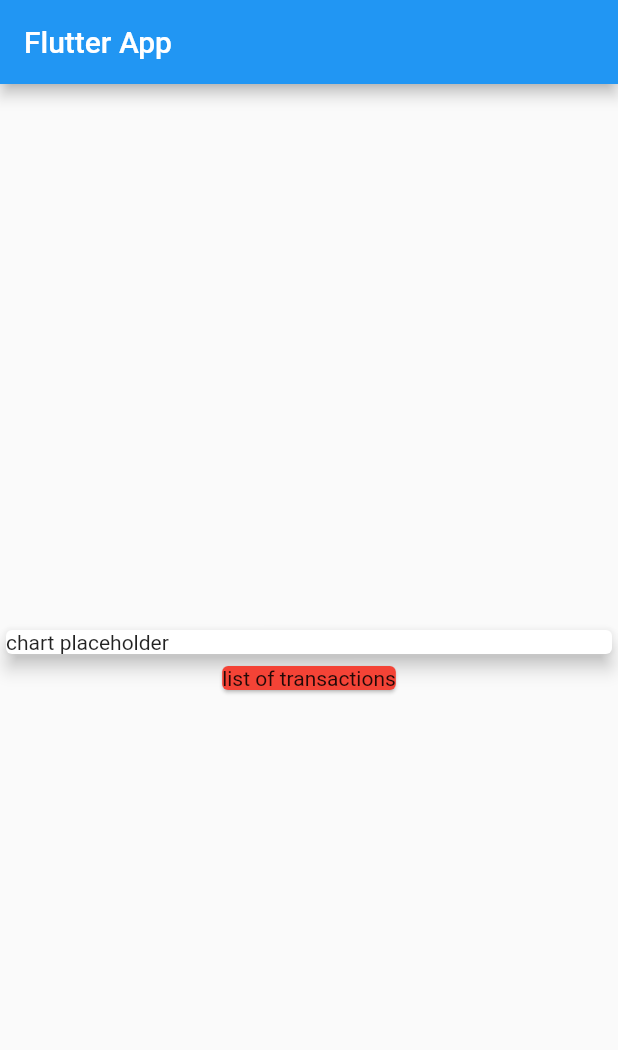
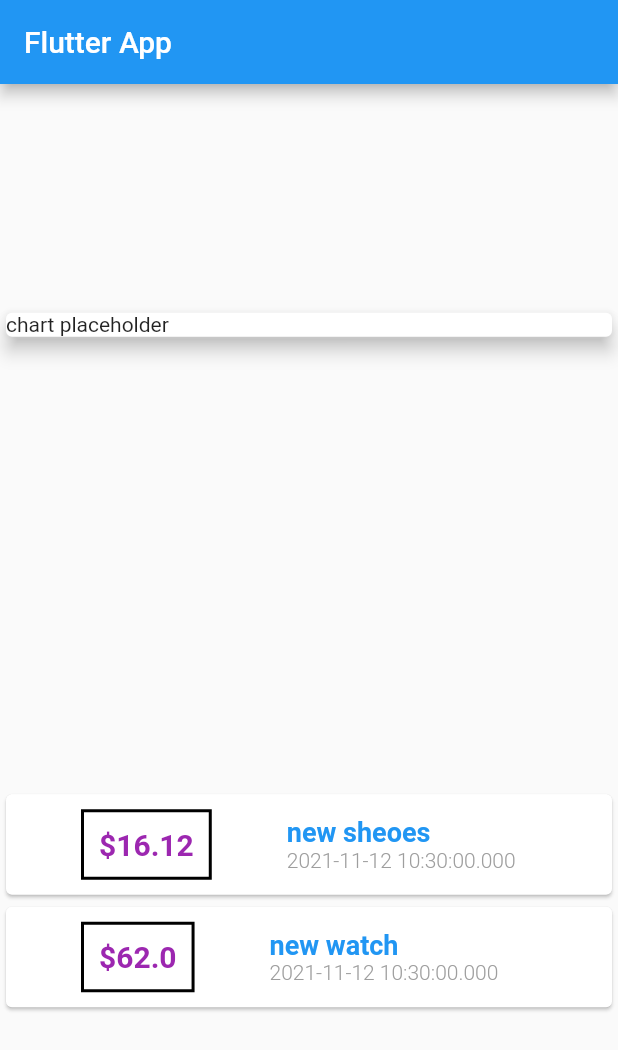
Before and after one commit to Nirol/flutter_budget_app, a Flutter app: the screen it shows after launch, on a phone screen of 412 x 824 dp. Shown: the top 1050 px of the screen. Run offline on Flutter 3.47's test engine with Material 2 defaults, Android fonts, the phone set to English and light mode, and no system bars.

Commit message:
add transaction obj and styling transactions

```diff
--- a/lib/main.dart
+++ b/lib/main.dart
@@ -1,4 +1,5 @@
 import 'package:flutter/material.dart';
+import './transaction.dart';
 
 void main() => runApp(MyApp());
 
@@ -13,6 +14,11 @@ class MyApp extends StatelessWidget {
 }
 
 class MyHomePage extends StatelessWidget {
+  final List<Transaction> transactions = [
+    Transaction(
+        id: 't1', title: 'new sheoes', amount: 16.12, date: DateTime.now()),
+    Transaction(id: 't2', title: 'new watch', amount: 62, date: DateTime.now()),
+  ];
   @override
   Widget build(BuildContext context) {
     return Scaffold(
@@ -20,8 +26,8 @@ class MyHomePage extends StatelessWidget {
           title: Text('Flutter App'),
         ),
         body: Column(
-          mainAxisAlignment: MainAxisAlignment.center,
-          crossAxisAlignment: CrossAxisAlignment.center,
+          mainAxisAlignment: MainAxisAlignment.spaceAround,
+          crossAxisAlignment: CrossAxisAlignment.stretch,
           children: <Widget>[
             Container(
               width: double.infinity,
@@ -30,9 +36,49 @@ class MyHomePage extends StatelessWidget {
                 elevation: 5,
               ),
             ),
-            Card(
-              color: Colors.red,
-              child: Text('list of transactions'),
+            Column(
+              children: transactions.map((tx) {
+                return Card(
+                  child: Row(children: <Widget>[
+                    Container(
+                      margin:
+                          EdgeInsets.symmetric(vertical: 10, horizontal: 50),
+                      decoration: BoxDecoration(
+                        border: Border.all(color: Colors.black, width: 2),
+                      ),
+                      padding: EdgeInsets.all(10),
+                      child: Text(
+                        '\$${tx.amount}',
+                        style: TextStyle(
+                          fontWeight: FontWeight.bold,
+                          fontSize: 20,
+                          color: Colors.purple,
+                        ),
+                      ),
+                    ),
+                    Column(
+                      crossAxisAlignment: CrossAxisAlignment.start,
+                      children: <Widget>[
+                        Text(
+                          tx.title,
+                          style: TextStyle(
+                            fontWeight: FontWeight.bold,
+                            fontSize: 18,
+                            color: Colors.blue,
+                          ),
+                        ),
+                        Text(
+                          tx.date.toString(),
+                          style: TextStyle(
+                            fontWeight: FontWeight.w300,
+                            color: Colors.grey,
+                          ),
+                        )
+                      ],
+                    ),
+                  ]),
+                );
+              }).toList(),
             )
           ],
         ));
--- /dev/null
+++ b/lib/transaction.dart
@@ -0,0 +1,14 @@
+import 'package:flutter/foundation.dart';
+
+class Transaction {
+  String id;
+  String title;
+  double amount;
+  DateTime date;
+
+  Transaction(
+      {@required this.id,
+      @required this.title,
+      @required this.amount,
+      @required this.date});
+}
```
